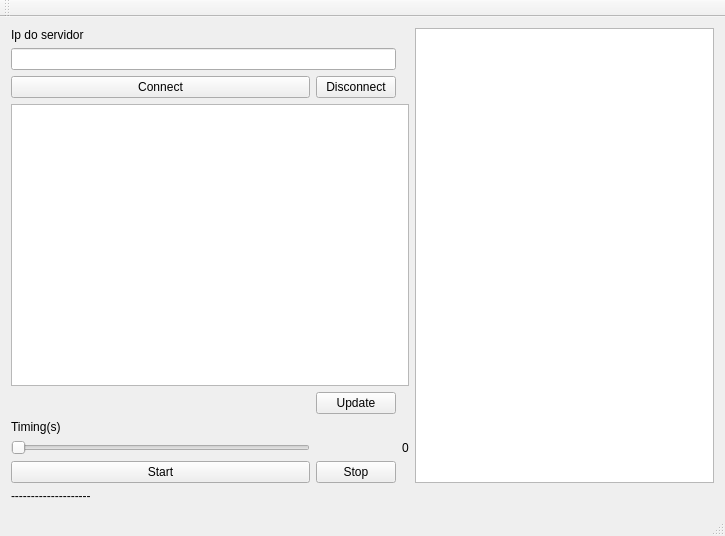
The window that QtTcpClientConsumer/mainwindow.ui (Carlos98770/QT_servidor) describes before a commit, drawn with Qt 5.
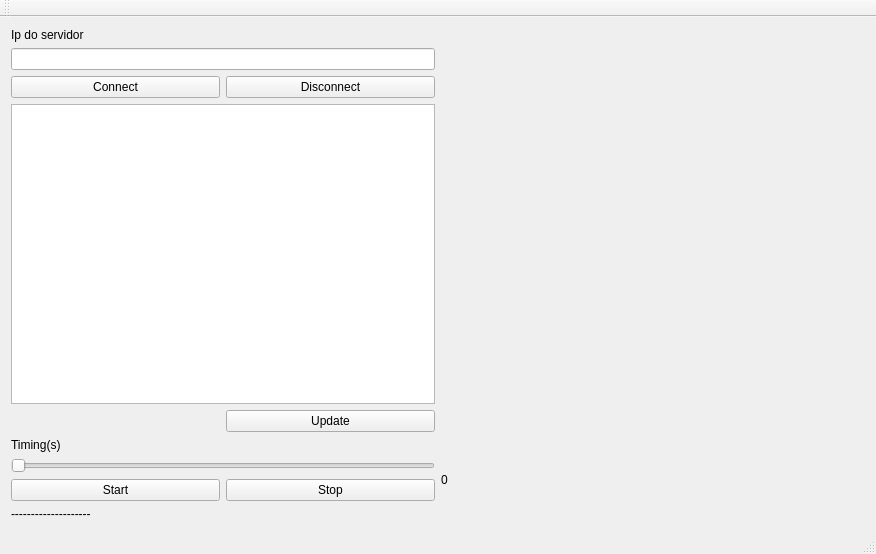
The same window after the commit. Custom widgets are drawn as their Qt base class.

```diff
--- a/QtTcpClientConsumer/mainwindow.ui
+++ b/QtTcpClientConsumer/mainwindow.ui
@@ -6,35 +6,17 @@
    <rect>
     <x>0</x>
     <y>0</y>
-    <width>725</width>
-    <height>536</height>
+    <width>876</width>
+    <height>554</height>
    </rect>
   </property>
   <property name="windowTitle">
    <string>MainWindow</string>
   </property>
   <widget class="QWidget" name="centralWidget">
-   <layout class="QGridLayout" name="gridLayout">
+   <layout class="QGridLayout" name="gridLayout_3">
     <item row="0" column="0">
-     <widget class="QLabel" name="labelIp">
-      <property name="text">
-       <string>Ip do servidor</string>
-      </property>
-     </widget>
-    </item>
-    <item row="0" column="3" rowspan="8">
-     <widget class="QTextBrowser" name="textBrowser"/>
-    </item>
-    <item row="1" column="0" colspan="2">
-     <widget class="QLineEdit" name="lineEditIpsServidor"/>
-    </item>
-    <item row="2" column="0">
-     <widget class="QPushButton" name="pushButtonConnect">
-      <property name="text">
-       <string>Connect</string>
-      </property>
-     </widget>
-    </item>
+     <layout class="QGridLayout" name="gridLayout_2">
     <item row="2" column="1">
      <widget class="QPushButton" name="pushButtonDesconnect">
       <property name="text">
@@ -42,9 +24,26 @@
       </property>
      </widget>
     </item>
-    <item row="3" column="0" colspan="3">
+      <item row="2" column="0">
+       <widget class="QPushButton" name="pushButtonConnect">
+        <property name="text">
+         <string>Connect</string>
+        </property>
+       </widget>
+      </item>
+      <item row="3" column="0" colspan="2">
      <widget class="QListWidget" name="listWidgetIps"/>
     </item>
+      <item row="0" column="0">
+       <widget class="QLabel" name="labelIp">
+        <property name="text">
+         <string>Ip do servidor</string>
+        </property>
+       </widget>
+      </item>
+      <item row="1" column="0" colspan="2">
+       <widget class="QLineEdit" name="lineEditIpsServidor"/>
+      </item>
     <item row="4" column="1">
      <widget class="QPushButton" name="pushButtonUpdate">
       <property name="text">
@@ -52,42 +51,39 @@
       </property>
      </widget>
     </item>
-    <item row="5" column="0">
+     </layout>
+    </item>
+    <item row="1" column="0">
+     <layout class="QGridLayout" name="gridLayout">
+      <item row="0" column="0">
      <widget class="QLabel" name="labelTiming">
       <property name="text">
        <string>Timing(s)</string>
       </property>
      </widget>
     </item>
-    <item row="6" column="0">
+      <item row="1" column="0" colspan="2">
      <widget class="QSlider" name="horizontalSliderTimer">
       <property name="orientation">
        <enum>Qt::Horizontal</enum>
       </property>
      </widget>
     </item>
-    <item row="6" column="2">
-     <widget class="QLabel" name="labelTimer">
-      <property name="text">
-       <string>0</string>
-      </property>
-     </widget>
-    </item>
-    <item row="7" column="0">
+      <item row="2" column="0">
      <widget class="QPushButton" name="pushButtonStart">
       <property name="text">
        <string>Start</string>
       </property>
      </widget>
     </item>
-    <item row="7" column="1">
+      <item row="2" column="1">
      <widget class="QPushButton" name="pushButtonStop">
       <property name="text">
        <string>Stop</string>
       </property>
      </widget>
     </item>
-    <item row="8" column="0">
+      <item row="3" column="0">
      <widget class="QLabel" name="labelStatus">
       <property name="text">
        <string>--------------------</string>
@@ -95,6 +91,18 @@
      </widget>
     </item>
    </layout>
+    </item>
+    <item row="1" column="1">
+     <widget class="QLabel" name="labelTimer">
+      <property name="text">
+       <string>0</string>
+      </property>
+     </widget>
+    </item>
+    <item row="0" column="1">
+     <widget class="Plotter" name="widgetGrafico" native="true"/>
+    </item>
+   </layout>
   </widget>
   <widget class="QMenuBar" name="menuBar">
    <property name="geometry">
@@ -117,6 +125,14 @@
   <widget class="QStatusBar" name="statusBar"/>
  </widget>
  <layoutdefault spacing="6" margin="11"/>
+ <customwidgets>
+  <customwidget>
+   <class>Plotter</class>
+   <extends>QWidget</extends>
+   <header>plotter.h</header>
+   <container>1</container>
+  </customwidget>
+ </customwidgets>
  <resources/>
  <connections>
   <connection>
```
Left out of the diff: 74 changed lines with no effect on the pictures. Lines whose indentation alone changed are shown as unchanged.
